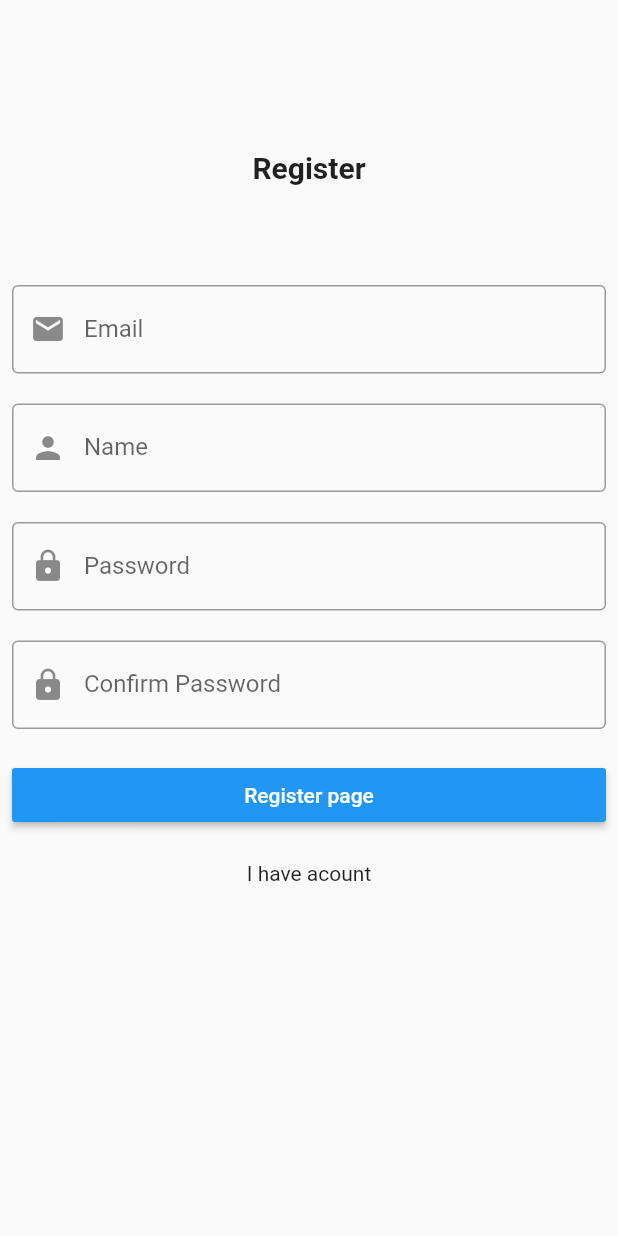
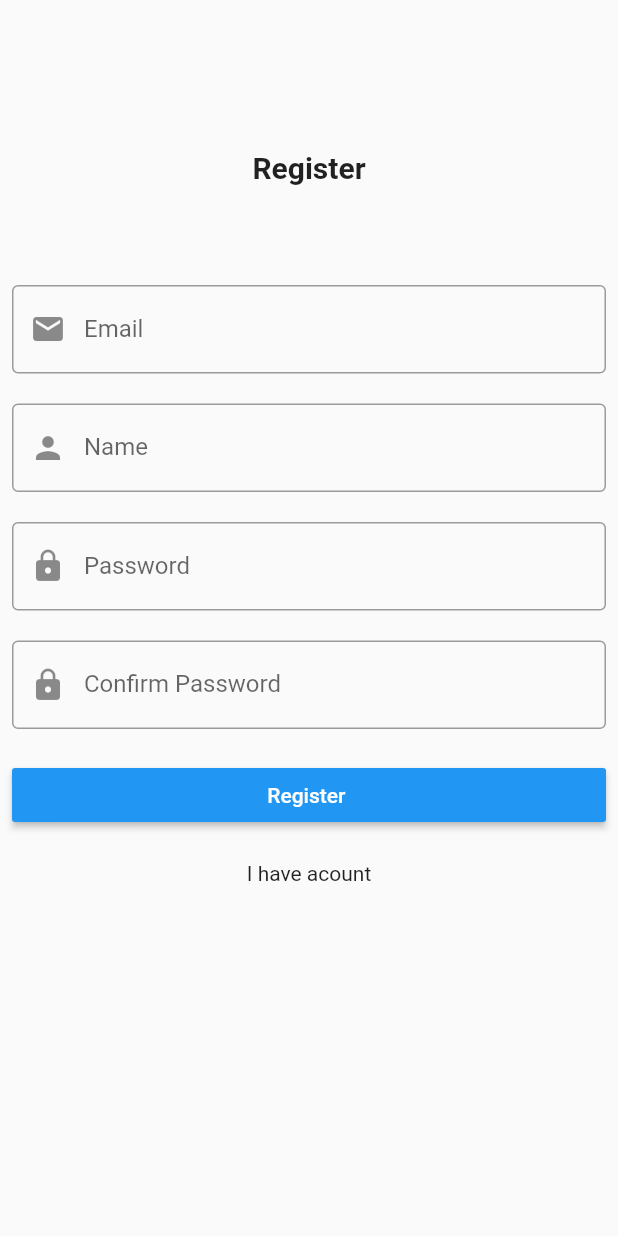
Before and after one commit to fofe00/laravel_api-flutter, a Flutter app: the screen it shows after launch, after a tap on "I am not a user", on a phone screen of 412 x 824 dp. Run offline on Flutter 3.47's test engine with Material 2 defaults, Android fonts, the phone set to English and light mode, and no system bars.

Commit message:
end view login and register

```diff
--- a/lib/Screens/login_page.dart
+++ b/lib/Screens/login_page.dart
@@ -77,7 +77,7 @@ class _LoginState extends State<Login> {
                       print("login in progress");
                     }
                   },
-                  child: Text("Register page"),
+                  child: Text("Login "),
                 ),
                 SizedBox(
                   height: 20,
--- a/lib/Screens/register_page.dart
+++ b/lib/Screens/register_page.dart
@@ -126,7 +126,7 @@ class _RegisterState extends State<Register> {
                       print("Register in progress");
                     }
                   },
-                  child: Text("Register page"),
+                  child: Text("Register "),
                 ),
                 SizedBox(
                   height: 20,
```
